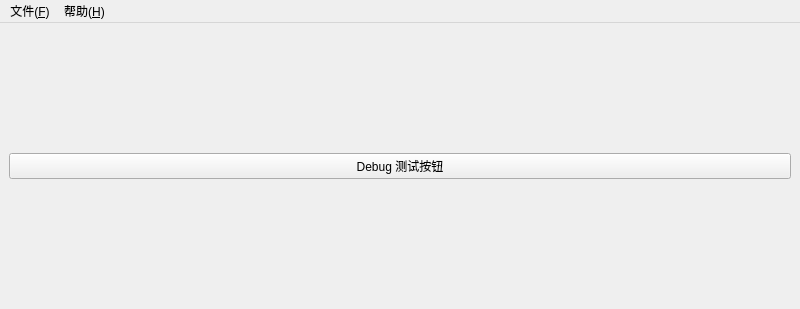
Old version of the form src/mainwindow.ui in the repository shine5402/KiraOtoToolbox.
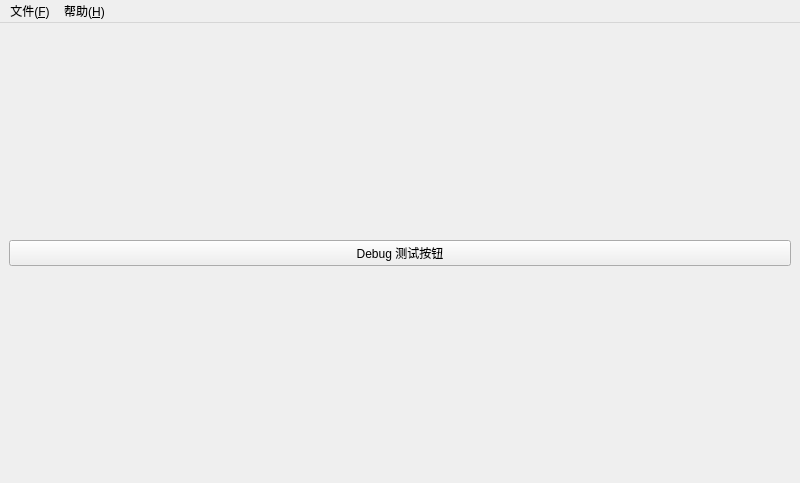
New version of the form.

Commit message: 工具可以指定分类 会在主窗口中显示分类框

Diff of the .ui file:
```diff
--- a/src/mainwindow.ui
+++ b/src/mainwindow.ui
@@ -7,7 +7,7 @@
     <x>0</x>
     <y>0</y>
     <width>800</width>
-    <height>309</height>
+    <height>483</height>
    </rect>
   </property>
   <property name="windowTitle">
```
The commit also changes 4 other files.
